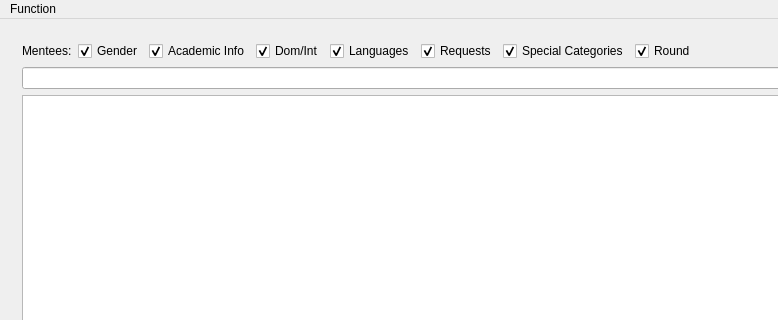
Above: Menters-and-Mentees-Matching-Program/mainwindow.ui from shuanglengyunji/Menters-and-Mentees-Matching-Program before the change; both pictures show x 0 to 778 and y 0 to 320 of the 1035 by 580 pixel window. Below: the same form after it.
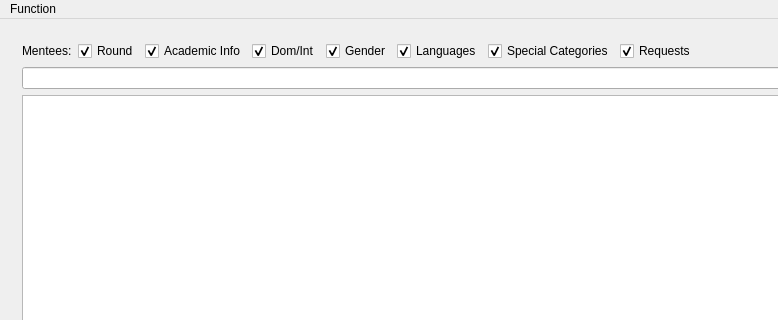
That is the form after the change. The open tabs and pages were chosen to show the change. Icons and pictures are not drawn.

Diff of the .ui file:
```diff
--- a/Menters-and-Mentees-Matching-Program/mainwindow.ui
+++ b/Menters-and-Mentees-Matching-Program/mainwindow.ui
@@ -335,9 +335,9 @@
              </widget>
             </item>
             <item>
-             <widget class="QCheckBox" name="checkBox_mentees_gender">
+             <widget class="QCheckBox" name="checkBox_mentees_round">
               <property name="text">
-               <string>Gender</string>
+               <string>Round</string>
               </property>
               <property name="checked">
                <bool>true</bool>
@@ -364,6 +364,16 @@
               </property>
              </widget>
             </item>
+            <item>
+             <widget class="QCheckBox" name="checkBox_mentees_gender">
+              <property name="text">
+               <string>Gender</string>
+              </property>
+              <property name="checked">
+               <bool>true</bool>
+              </property>
+             </widget>
+            </item>
             <item>
              <widget class="QCheckBox" name="checkBox_mentees_language">
               <property name="text">
@@ -374,16 +384,6 @@
               </property>
              </widget>
             </item>
-            <item>
-             <widget class="QCheckBox" name="checkBox_mentees_requests">
-              <property name="text">
-               <string>Requests</string>
-              </property>
-              <property name="checked">
-               <bool>true</bool>
-              </property>
-             </widget>
-            </item>
             <item>
              <widget class="QCheckBox" name="checkBox_mentees_special_categories">
               <property name="text">
@@ -395,9 +395,9 @@
              </widget>
             </item>
             <item>
-             <widget class="QCheckBox" name="checkBox_mentees_round">
+             <widget class="QCheckBox" name="checkBox_mentees_requests">
               <property name="text">
-               <string>Round</string>
+               <string>Requests</string>
               </property>
               <property name="checked">
                <bool>true</bool>
```
Left out of the diff: 68 changed lines with no effect on the pictures.
